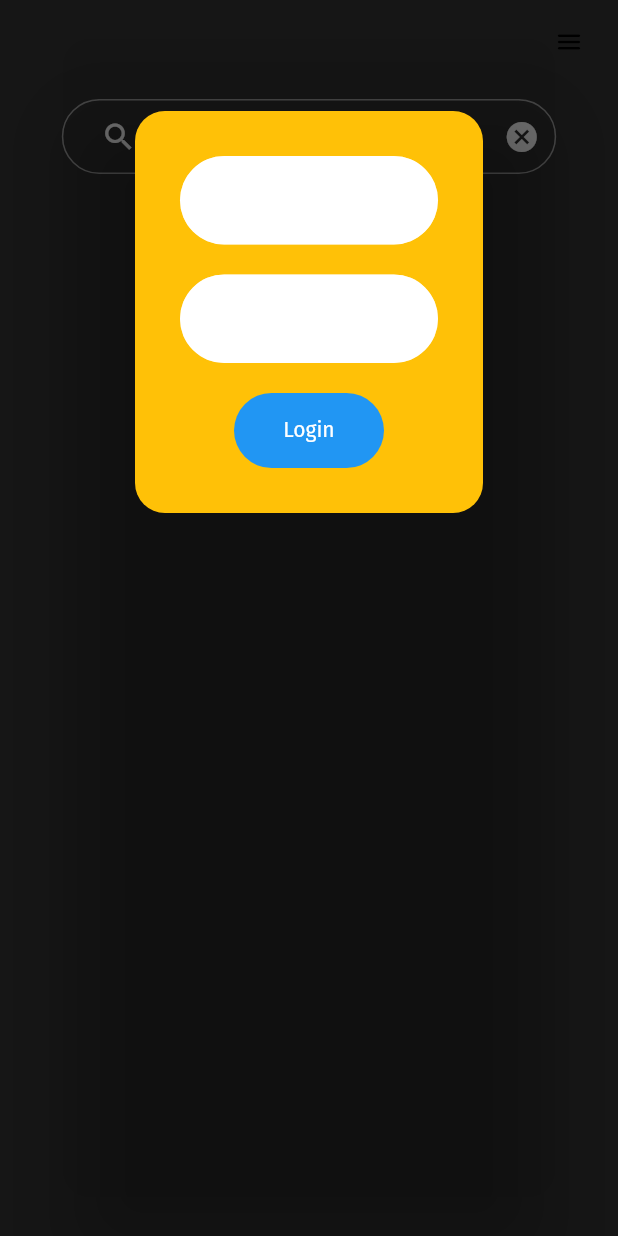
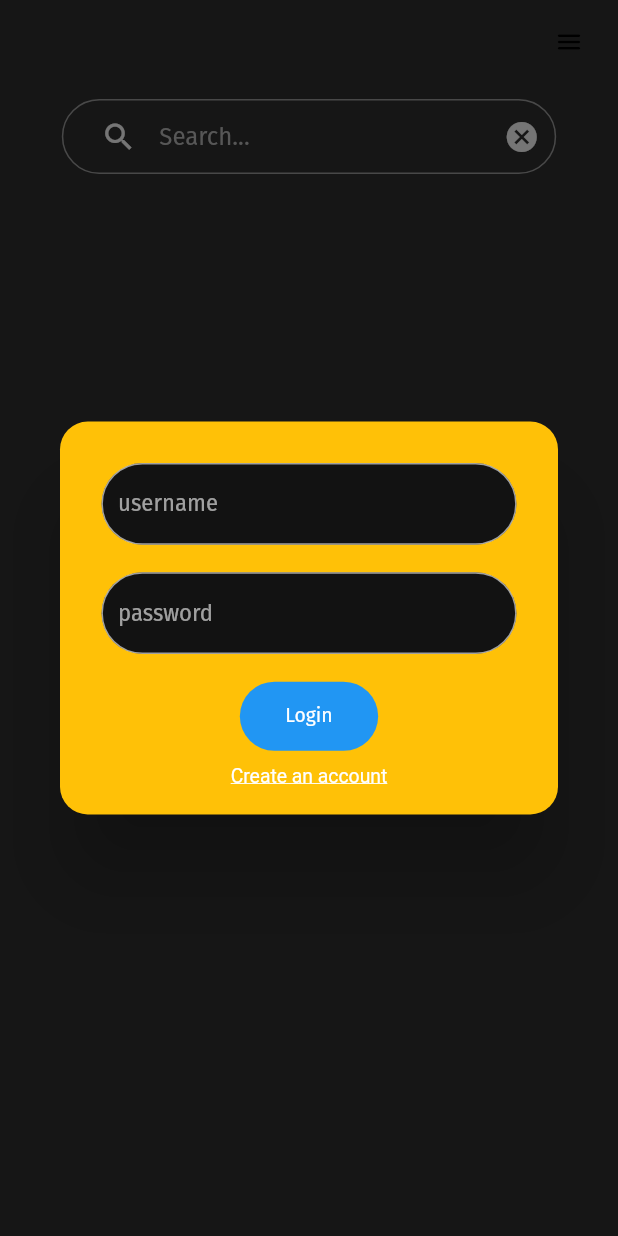
Before and after one commit to ookiiwi/Memorize, a Flutter app: the MainPage screen opened directly with empty values, in the side drawer, after a tap on "Login", on a phone screen of 412 x 824 dp. Run offline on Flutter 3.47's test engine with Material 2 defaults, Android fonts, the phone set to English and light mode, and no system bars; our stand-ins replace file_picker, flutter_local_notifications, flutter_native_timezone, flutter_secure_storage, get_it, google_mobile_ads and 4 more; missing offline and left inert: dart:html, directed_graph, matrix_gesture_detector, multi_value_listenable_builder, navigation_history_observer, workmanager; accounts and stored records are empty; project files that could hold a hidden picture were left out.

Commit message:
Allow user to create an account (and other things I don't remember)

```diff
--- a/lib/web/login.dart
+++ b/lib/web/login.dart
@@ -1,8 +1,12 @@
+import 'package:flutter/gestures.dart';
 import 'package:flutter/material.dart';
+import 'package:memorize/auth.dart';
 import 'package:memorize/data.dart';
 
 class LoginPage extends StatefulWidget with ATab {
-  const LoginPage({Key? key}) : super(key: key);
+  const LoginPage({Key? key, required this.onValidate}) : super(key: key);
+
+  final void Function(bool) onValidate;
 
   @override
   void reload() {}
@@ -12,17 +16,27 @@ class LoginPage extends StatefulWidget with ATab {
 }
 
 class _LoginPage extends State<LoginPage> {
-  late TextEditingController _usernameController;
-  late TextEditingController _pwdController;
+  final TextEditingController _emailController = TextEditingController();
+  final TextEditingController _usernameController = TextEditingController();
+  final TextEditingController _pwdController = TextEditingController();
+  bool _register = false;
 
-  Widget _buildTextField(bool hideChar, {String? hintText}) {
+  void _clearControllers() {
+    _emailController.clear();
+    _usernameController.clear();
+    _pwdController.clear();
+  }
+
+  Widget _buildTextField(BuildContext context, bool hideChar,
+      {String? hintText, TextEditingController? controller}) {
     return Container(
         width: 300,
         margin: const EdgeInsets.all(10),
         child: TextField(
+          controller: controller,
           obscureText: hideChar,
           decoration: InputDecoration(
-            fillColor: Colors.white,
+            fillColor: Theme.of(context).backgroundColor,
             filled: true,
             border: OutlineInputBorder(
               borderRadius: BorderRadius.circular(30),
@@ -34,10 +48,9 @@ class _LoginPage extends State<LoginPage> {
 
   @override
   Widget build(BuildContext ctx) {
-    return Align(
-        alignment: Alignment.topCenter,
+    return FittedBox(
+        clipBehavior: Clip.antiAlias,
         child: Container(
-            margin: const EdgeInsets.all(50),
             padding: const EdgeInsets.all(20),
             decoration: BoxDecoration(
               color: Colors.amber,
@@ -46,9 +59,29 @@ class _LoginPage extends State<LoginPage> {
             child: Column(
               mainAxisSize: MainAxisSize.min,
               children: [
-                _buildTextField(false, hintText: 'username'),
-                _buildTextField(true, hintText: 'password'),
+                if (_register)
+                  _buildTextField(context, false,
+                      hintText: 'email address', controller: _emailController),
+                _buildTextField(context, false,
+                    hintText: 'username', controller: _usernameController),
+                _buildTextField(context, true,
+                    hintText: 'password', controller: _pwdController),
                 GestureDetector(
+                    onTap: () async {
+                      final user = UserInfo(
+                        email: _emailController.text,
+                        username: _usernameController.text,
+                        pwd: _pwdController.text,
+                      );
+
+                      _clearControllers();
+
+                      await (_register
+                          ? Auth.register(user)
+                          : Auth.login(user));
+
+                      await DataLoader.load();
+                    },
                     child: Container(
                         height: 50,
                         width: 100,
@@ -56,7 +89,21 @@ class _LoginPage extends State<LoginPage> {
                         decoration: BoxDecoration(
                             color: Colors.blue,
                             borderRadius: BorderRadius.circular(30)),
-                        child: const Center(child: Text("Login"))))
+                        child: Center(
+                            child: Text(_register ? "Register" : "Login")))),
+                RichText(
+                  text: TextSpan(
+                      style:
+                          const TextStyle(decoration: TextDecoration.underline),
+                      text: _register
+                          ? 'Already have an account ? '
+                          : 'Create an account',
+                      recognizer: TapGestureRecognizer()
+                        ..onTap = () => setState(() {
+                              _register = !_register;
+                              _clearControllers();
+                            })),
+                )
               ],
             )));
   }
```
